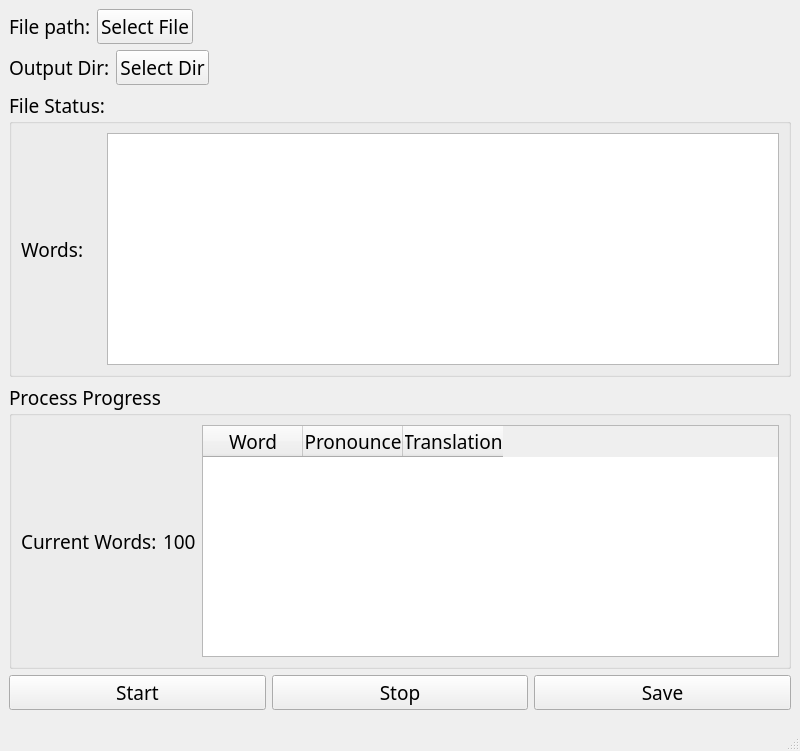
Above: untitled.ui from swanduron/mengboTranslator before the change. Below: the same form after it.
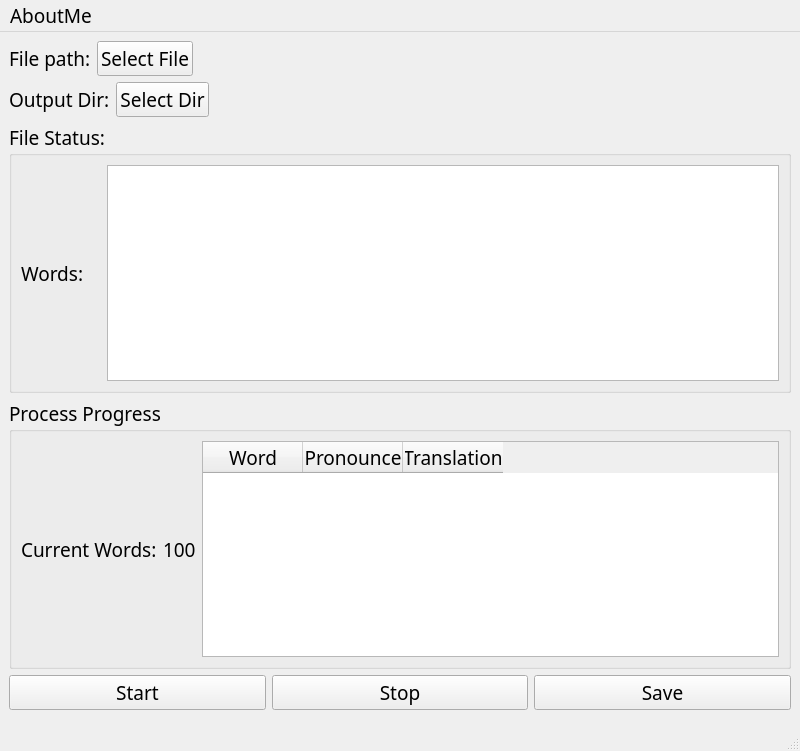
That is the form after the change.

Diff of the .ui file:
```diff
--- a/untitled.ui
+++ b/untitled.ui
@@ -12,7 +12,7 @@
   </property>
   <property name="font">
    <font>
-    <family>Avenir</family>
+    <family>微软雅黑 Light</family>
     <pointsize>14</pointsize>
    </font>
   </property>
@@ -145,6 +145,12 @@
        </item>
        <item>
         <widget class="QTableWidget" name="tableWidget_2">
+         <property name="font">
+          <font>
+           <family>微软雅黑 Light</family>
+           <pointsize>14</pointsize>
+          </font>
+         </property>
          <column>
           <property name="text">
            <string>Word</string>
@@ -198,9 +204,18 @@
      <x>0</x>
      <y>0</y>
      <width>800</width>
-     <height>24</height>
+     <height>31</height>
     </rect>
    </property>
+   <widget class="QMenu" name="menuAboutMe">
+    <property name="title">
+     <string>AboutMe</string>
+    </property>
+    <addaction name="actionAbout_mengboTranslator"/>
+    <addaction name="separator"/>
+    <addaction name="actionExit"/>
+   </widget>
+   <addaction name="menuAboutMe"/>
   </widget>
   <widget class="QStatusBar" name="statusbar"/>
  </widget>
```
Left out of the diff: 28 changed lines with no effect on the pictures.
